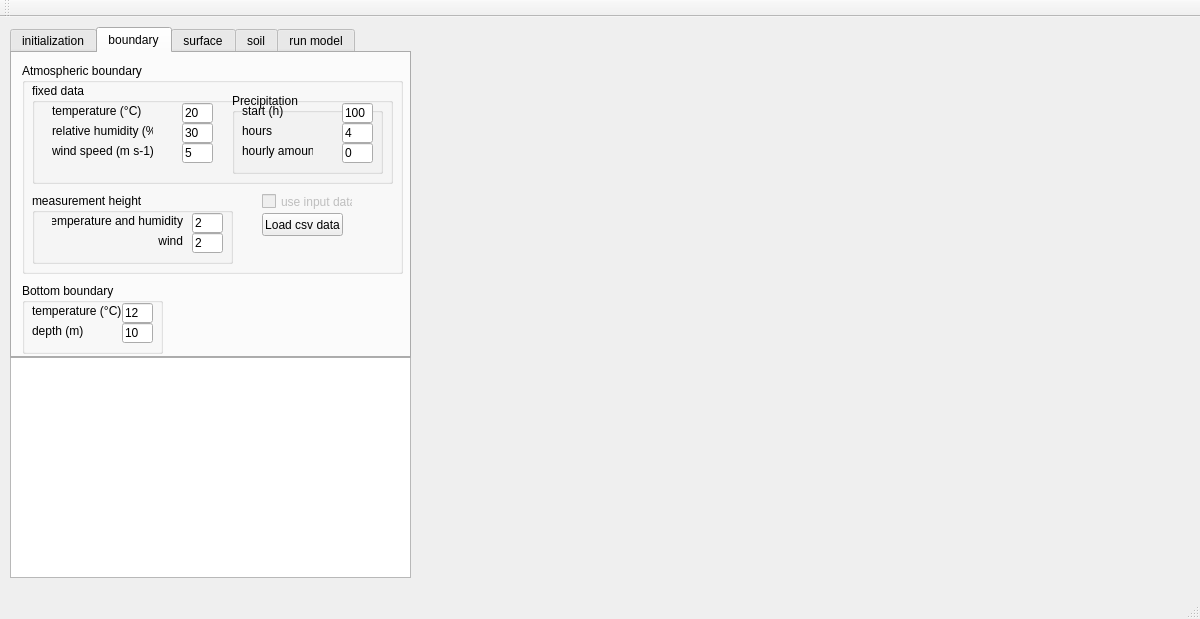
This is bin/HEAT1D/mainwindow.ui in ARPA-SIMC/CRITERIA1D as Qt 5 draws it before an edit. The edited form follows.
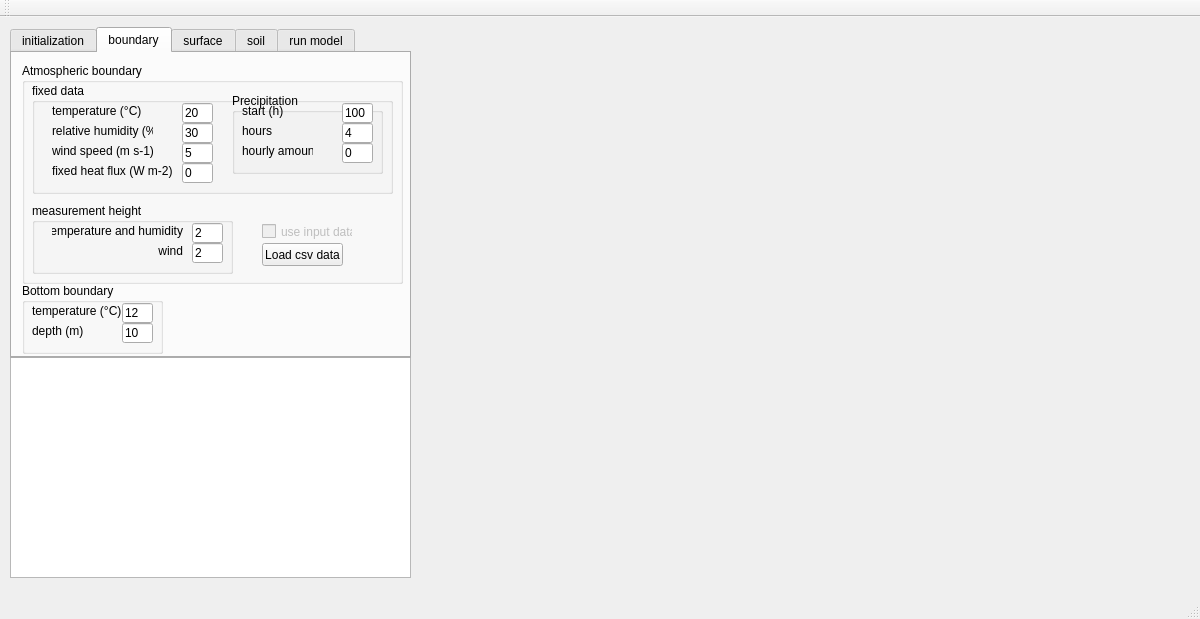
This is the edited form. The open tabs and pages were chosen to show the change.

Commit message: fixed upper boundary flux

The edit to the form file:
```diff
--- a/bin/HEAT1D/mainwindow.ui
+++ b/bin/HEAT1D/mainwindow.ui
@@ -266,7 +266,7 @@
         <x>10</x>
         <y>10</y>
         <width>381</width>
-        <height>211</height>
+        <height>221</height>
        </rect>
       </property>
       <property name="title">
@@ -276,7 +276,7 @@
        <property name="geometry">
         <rect>
          <x>10</x>
-         <y>130</y>
+         <y>140</y>
          <width>201</width>
          <height>71</height>
         </rect>
@@ -349,7 +349,7 @@
          <x>10</x>
          <y>20</y>
          <width>361</width>
-         <height>101</height>
+         <height>111</height>
         </rect>
        </property>
        <property name="font">
@@ -533,6 +533,32 @@
          </property>
         </widget>
        </widget>
+       <widget class="QLabel" name="label_14">
+        <property name="geometry">
+         <rect>
+          <x>20</x>
+          <y>80</y>
+          <width>121</width>
+          <height>16</height>
+         </rect>
+        </property>
+        <property name="text">
+         <string>fixed heat flux (W m-2)</string>
+        </property>
+       </widget>
+       <widget class="QLineEdit" name="lineEditAtmFlux">
+        <property name="geometry">
+         <rect>
+          <x>150</x>
+          <y>80</y>
+          <width>31</width>
+          <height>20</height>
+         </rect>
+        </property>
+        <property name="text">
+         <string>0</string>
+        </property>
+       </widget>
       </widget>
       <widget class="QCheckBox" name="chkUseInputMeteo">
        <property name="enabled">
@@ -541,7 +567,7 @@
        <property name="geometry">
         <rect>
          <x>240</x>
-         <y>130</y>
+         <y>160</y>
          <width>91</width>
          <height>17</height>
         </rect>
@@ -557,7 +583,7 @@
        <property name="geometry">
         <rect>
          <x>240</x>
-         <y>150</y>
+         <y>180</y>
          <width>81</width>
          <height>23</height>
         </rect>
```
Left out of the diff: 2 changed lines with no effect on the pictures. The commit also changes 2 other files.
